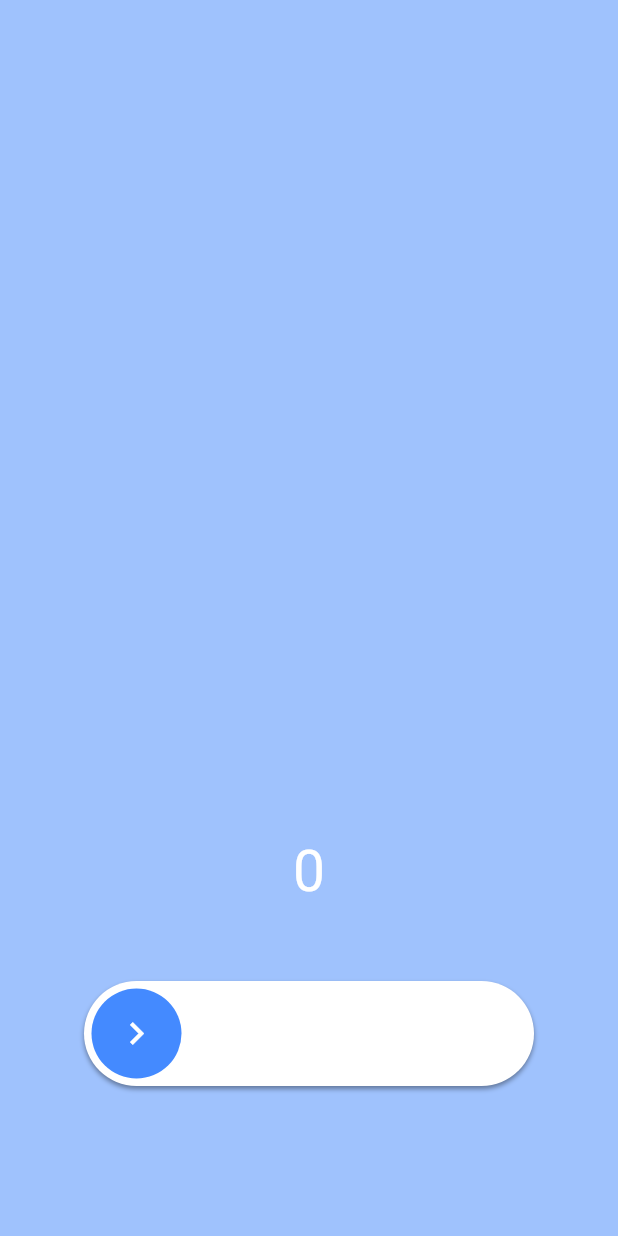
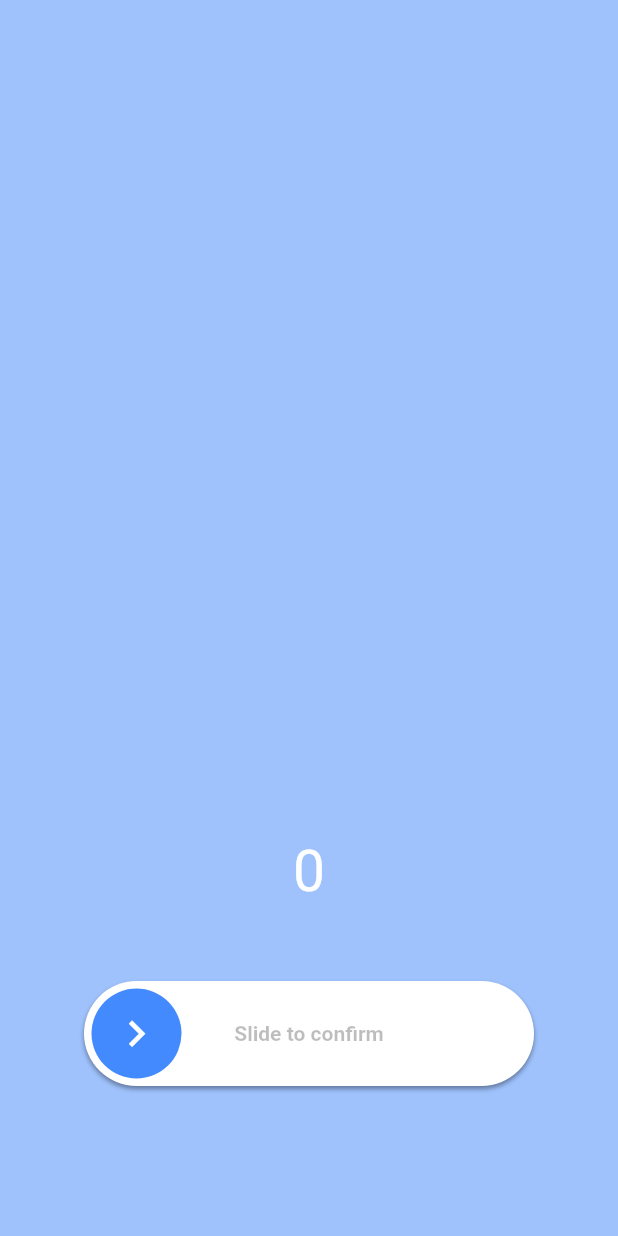
Before and after one commit to Friiiis/slide_to_confirm, a Flutter app: the screen it shows after launch, on a phone screen of 412 x 824 dp. Run offline on Flutter 3.47's test engine with Material 2 defaults, Android fonts, the phone set to English and light mode, and no system bars.

Commit message:
readying up

```diff
--- a/example/lib/ConfirmationSlider.dart
+++ b/example/lib/ConfirmationSlider.dart
@@ -1,20 +1,34 @@
 import 'package:flutter/material.dart';
 
 class ConfirmationSlider extends StatefulWidget {
+  // Height of the slider. Defaults to 70.
   final double height;
 
+  // Width of the slider. Defaults to 300.
   final double width;
 
+  // The color of the background of the slider. Defaults to Colors.white.
   final Color backgroundColor;
 
+  // The color of the moving element of the slider. Defaults to Colors.blueAccent.
   final Color foregroundColor;
 
+  // The color of the icon on the moving element. Defaults to Colors.white.
   final Color iconColor;
 
+  // The icon used on the moving element of the slider. Defaults to Icons.chevron_right.
   final IconData icon;
 
+  // The shadow below the slider. Defaults to BoxShadow(color: Colors.black38, offset: Offset(0, 2),blurRadius: 2,spreadRadius: 0,).
   final BoxShadow shadow;
 
+  // The text showed below the foreground. Used to specify the functionality to the user. Defaults to "Slide to confirm".
+  final String text;
+
+  // The style of the text. Defaults to TextStyle(color: Colors.black26, fontWeight: FontWeight.bold,).
+  final TextStyle textStyle;
+
+  // The callback when slider is completed. This is the only required field.
   final VoidCallback onConfirmation;
 
   const ConfirmationSlider(
@@ -26,8 +40,10 @@ class ConfirmationSlider extends StatefulWidget {
       this.iconColor = Colors.white,
       this.shadow,
       this.icon = Icons.chevron_right,
+      this.text = "Slide to confirm",
+      this.textStyle,
       @required this.onConfirmation})
-      : super(key: key);
+      : assert(height >= 25 && width >= 250);
 
   @override
   State<StatefulWidget> createState() {
@@ -84,6 +100,16 @@ class ConfirmationSliderState extends State<ConfirmationSlider> {
       shadow = widget.shadow;
     }
 
+    TextStyle style;
+    if (widget.textStyle == null) {
+      style = TextStyle(
+        color: Colors.black26,
+        fontWeight: FontWeight.bold,
+      );
+    } else {
+      style = widget.textStyle;
+    }
+
     return Container(
       height: widget.height,
       width: widget.width,
@@ -95,6 +121,25 @@ class ConfirmationSliderState extends State<ConfirmationSlider> {
       ),
       child: Stack(
         children: <Widget>[
+          Center(
+            child: Text(
+              widget.text,
+              style: style,
+            ),
+          ),
+          Positioned(
+            left: widget.height / 2,
+            child: AnimatedContainer(
+              height: widget.height - 10,
+              width: getPosition(),
+              duration: Duration(milliseconds: _duration),
+              curve: Curves.bounceOut,
+              decoration: BoxDecoration(
+                borderRadius: BorderRadius.all(Radius.circular(widget.height)),
+                color: widget.backgroundColor,
+              ),
+            ),
+          ),
           AnimatedPositioned(
             duration: Duration(milliseconds: _duration),
             curve: Curves.bounceOut,
@@ -114,7 +159,7 @@ class ConfirmationSliderState extends State<ConfirmationSlider> {
                 child: Icon(
                   widget.icon,
                   color: widget.iconColor,
-                  size: 30,
+                  size: widget.height * 0.5,
                 ),
               ),
             ),
--- a/example/lib/main.dart
+++ b/example/lib/main.dart
@@ -31,7 +31,6 @@ class _MyHomePageState extends State<MyHomePage> {
   @override
   Widget build(BuildContext context) {
     return Scaffold(
-
       body: Stack(
         children: <Widget>[
           Container(
```
Also changed, not shown: lib/confirmation_slider.dart (+39 -2 lines), 1 other file.
